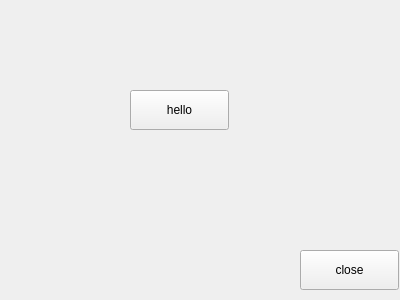
First picture: the form in hello5/dialog.ui, repository saibi/qt, before the edit.
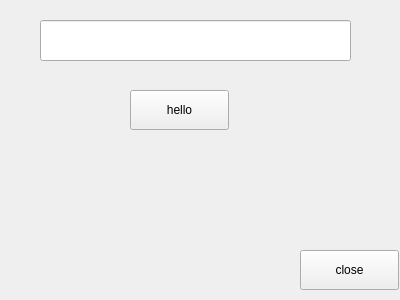
Second picture: the form after the edit.

Commit message: qdialog qlineedit

```diff
--- a/hello5/dialog.ui
+++ b/hello5/dialog.ui
@@ -57,6 +57,16 @@
     <string>close</string>
    </property>
   </widget>
+  <widget class="QLineEdit" name="lineEdit">
+   <property name="geometry">
+    <rect>
+     <x>40</x>
+     <y>20</y>
+     <width>311</width>
+     <height>41</height>
+    </rect>
+   </property>
+  </widget>
  </widget>
  <layoutdefault spacing="6" margin="11"/>
  <resources/>
```
The commit also changes 1 other file.
